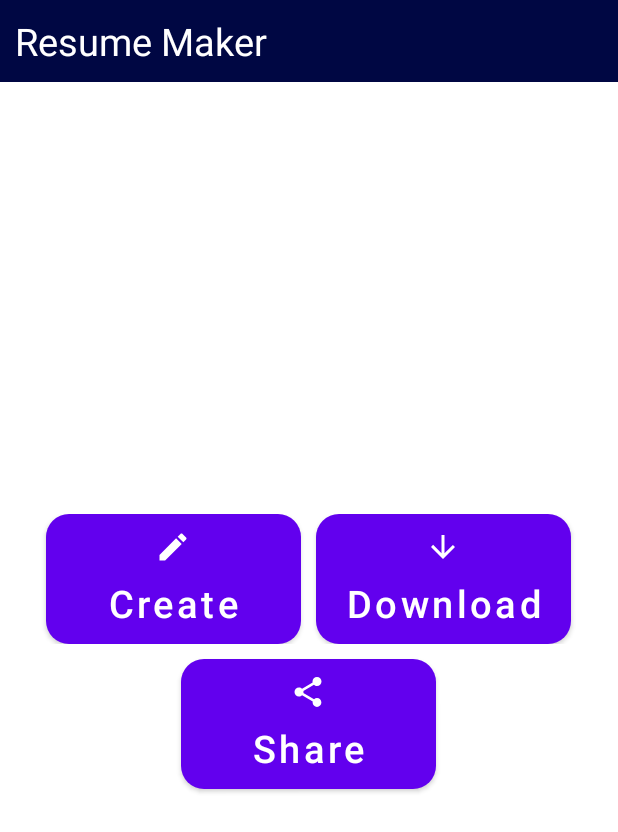
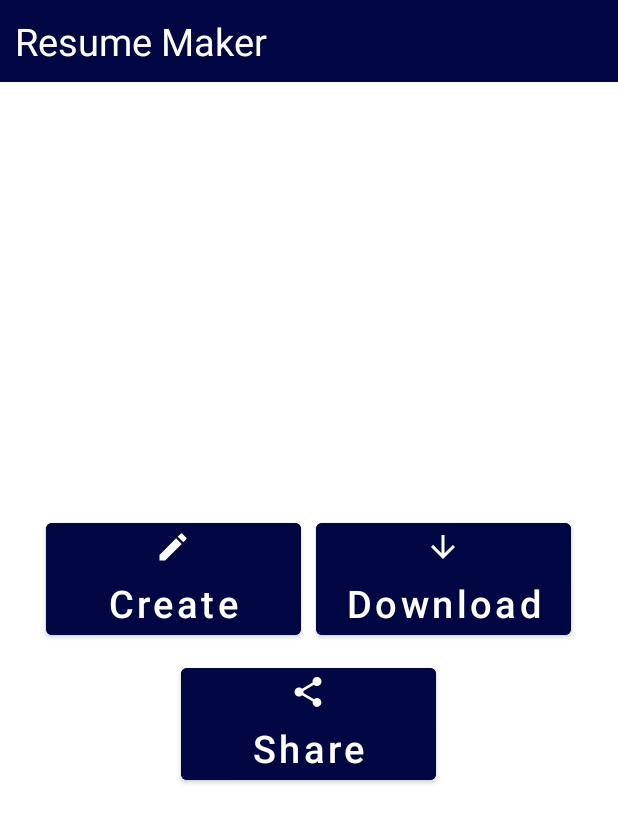
Before and after one commit to dhruvil-123/ResumeMaker, an Android app: the screen it shows after launch (MainActivity), on a phone screen of 412 x 824 dp. Shown: the top 832 px of the screen. Run offline under Robolectric (Android 15) with nearby library versions, the phone set to English and light mode, and no system bars.

Commit message:
commit 1

```diff
--- a/app/src/main/AndroidManifest.xml
+++ b/app/src/main/AndroidManifest.xml
@@ -8,7 +8,7 @@
         android:label="@string/app_name"
         android:roundIcon="@mipmap/ic_launcher_round"
         android:supportsRtl="true"
-        android:theme="@style/Theme.MaterialComponents.DayNight.NoActionBar">
+        android:theme="@style/Theme.Resume_Maker">
         <activity
             android:name=".resume8"
             android:exported="false" />
--- a/app/src/main/res/layout/activity_main.xml
+++ b/app/src/main/res/layout/activity_main.xml
@@ -45,7 +45,7 @@
                 android:layout_gravity="center"
                 android:text="Create"
                 android:textAllCaps="false"
-                android:background="@drawable/btn_radius"
+                android:backgroundTint="@color/main_color"
                 android:textSize="25dp" />
 
             <Button
@@ -57,7 +57,6 @@
                 android:layout_gravity="center"
                 android:layout_marginLeft="@dimen/margin"
                 android:text="Download"
-                android:background="@drawable/btn_radius"
                 android:textAllCaps="false"
                 android:textSize="25dp" />
 
@@ -78,7 +77,6 @@
                 android:layout_marginTop="@dimen/margin"
                 android:textAllCaps="false"
                 android:layout_marginBottom="@dimen/margin"
-                android:background="@drawable/btn_radius"
                 android:textSize="25dp" />
 
         </LinearLayout>
--- a/app/src/main/res/layout/activity_personal_detail.xml
+++ b/app/src/main/res/layout/activity_personal_detail.xml
@@ -121,7 +121,8 @@
                     android:id="@+id/mobile"
                     android:layout_width="match_parent"
                     android:layout_height="wrap_content"
-                    android:inputType="number" />
+                    android:inputType="number"
+                    android:maxLength="10"/>
 
             </com.google.android.material.textfield.TextInputLayout>
 
--- a/app/src/main/res/values-night/themes.xml
+++ b/app/src/main/res/values-night/themes.xml
@@ -1,6 +1,6 @@
 <resources xmlns:tools="http://schemas.android.com/tools">
     <!-- Base application theme. -->
-    <style name="Theme.Resume_Maker" parent="Theme.MaterialComponents.DayNight.DarkActionBar">
+    <style name="Theme.Resume_Maker" parent="Theme.MaterialComponents.DayNight.NoActionBar">
         <!-- Primary brand color. -->
         <item name="colorPrimary">@color/main_color</item>
         <item name="colorPrimaryVariant">@color/main_color</item>
@@ -9,6 +9,7 @@
         <item name="colorSecondary">@color/main_color</item>
         <item name="colorSecondaryVariant">@color/main_color</item>
         <item name="colorOnSecondary">@color/black</item>
+        <item name="android:windowLightStatusBar" tools:ignore="NewApi">true</item>
         <!-- Status bar color. -->
         <item name="android:statusBarColor" tools:targetApi="l">?attr/colorPrimaryVariant</item>
         <!-- Customize your theme here. -->
--- a/app/src/main/res/values/themes.xml
+++ b/app/src/main/res/values/themes.xml
@@ -1,6 +1,6 @@
 <resources xmlns:tools="http://schemas.android.com/tools">
     <!-- Base application theme. -->
-    <style name="Theme.Resume_Maker" parent="Theme.MaterialComponents.DayNight.DarkActionBar">
+    <style name="Theme.Resume_Maker" parent="Theme.MaterialComponents.DayNight.NoActionBar">
         <!-- Primary brand color. -->
         <item name="colorPrimary">@color/main_color</item>
         <item name="colorPrimaryVariant">@color/main_color</item>
@@ -9,6 +9,7 @@
         <item name="colorSecondary">@color/main_color</item>
         <item name="colorSecondaryVariant">@color/main_color</item>
         <item name="colorOnSecondary">@color/black</item>
+        <item name="android:windowLightStatusBar" tools:ignore="NewApi">false</item>
         <!-- Status bar color. -->
         <item name="android:statusBarColor" tools:targetApi="l">?attr/colorPrimaryVariant</item>
         <!-- Customize your theme here. -->
```
